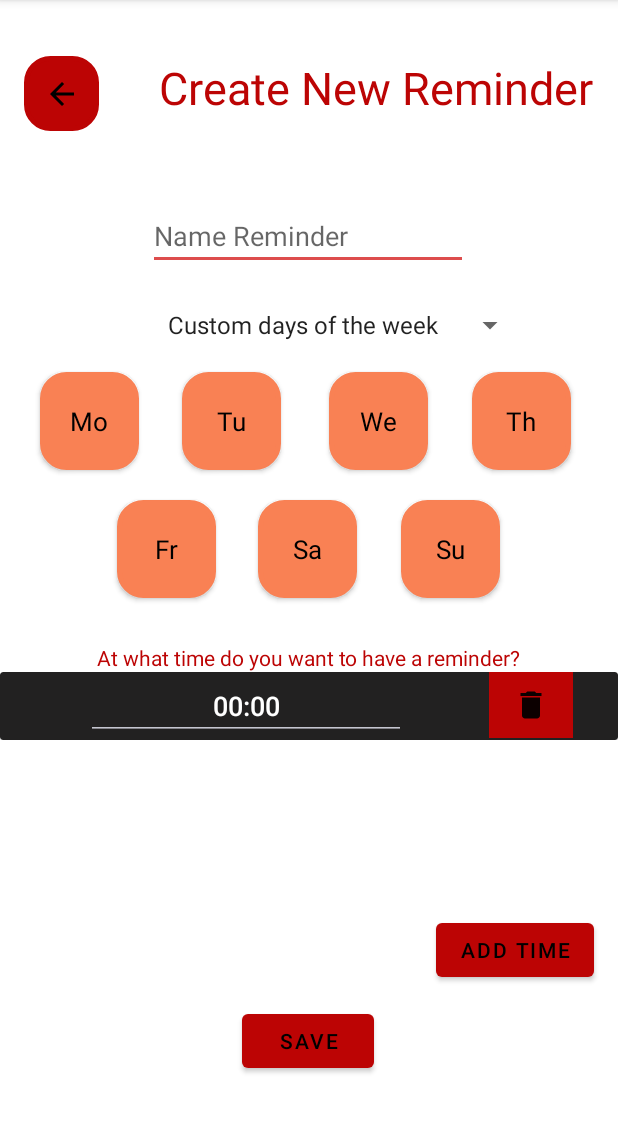
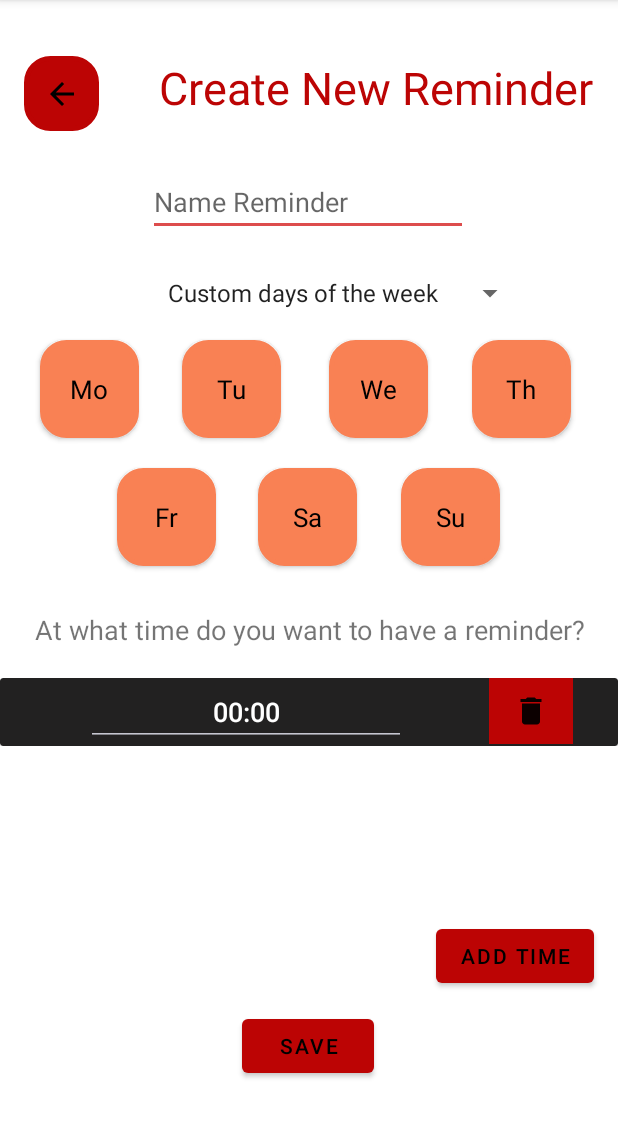
Before and after one commit to Ward-JavaApplications/Remag, an Android app: the AddReminderActivity screen opened directly, with no data from a screen before it, after a tap on "ADD TIME", on a phone screen of 412 x 824 dp, the part 84-1222 px from its top. Run offline under Robolectric (Android 15) with nearby library versions, the phone set to English and light mode, and no system bars.

Commit message:
nog een beetje opmaak

```diff
--- a/app/src/main/res/layout/activity_add_reminder.xml
+++ b/app/src/main/res/layout/activity_add_reminder.xml
@@ -49,7 +49,7 @@
         app:layout_constraintHorizontal_bias="0.497"
         app:layout_constraintStart_toStartOf="parent"
         app:layout_constraintTop_toTopOf="parent"
-        app:layout_constraintVertical_bias="0.186"
+        app:layout_constraintVertical_bias="0.155"
         tools:text="Name Reminder" />
 
     <Spinner
@@ -91,6 +91,7 @@
         layout="@layout/recycle_view"
         android:layout_width="match_parent"
         android:layout_height="157dp"
+        android:layout_marginTop="20dp"
         app:layout_constraintEnd_toEndOf="parent"
         app:layout_constraintHorizontal_bias="0.0"
         app:layout_constraintStart_toStartOf="parent"
@@ -101,7 +102,8 @@
         android:layout_width="wrap_content"
         android:layout_height="wrap_content"
         android:text="At what time do you want to have a reminder?"
-        android:textColor="@color/red_main_buttons"
+        android:textAlignment="center"
+        android:textSize="18sp"
         app:layout_constraintEnd_toEndOf="parent"
         app:layout_constraintHorizontal_bias="0.496"
         app:layout_constraintStart_toStartOf="parent"
--- a/app/src/main/res/layout/add_reminder_row.xml
+++ b/app/src/main/res/layout/add_reminder_row.xml
@@ -44,6 +44,7 @@
                 android:layout_height="wrap_content"
                 android:text="TextView"
                 android:textColor="@color/red_main_buttons"
+                android:textSize="30sp"
                 app:layout_constraintBottom_toBottomOf="parent"
                 app:layout_constraintEnd_toStartOf="@+id/imageButton_deleteReminder"
                 app:layout_constraintStart_toStartOf="parent"
```
